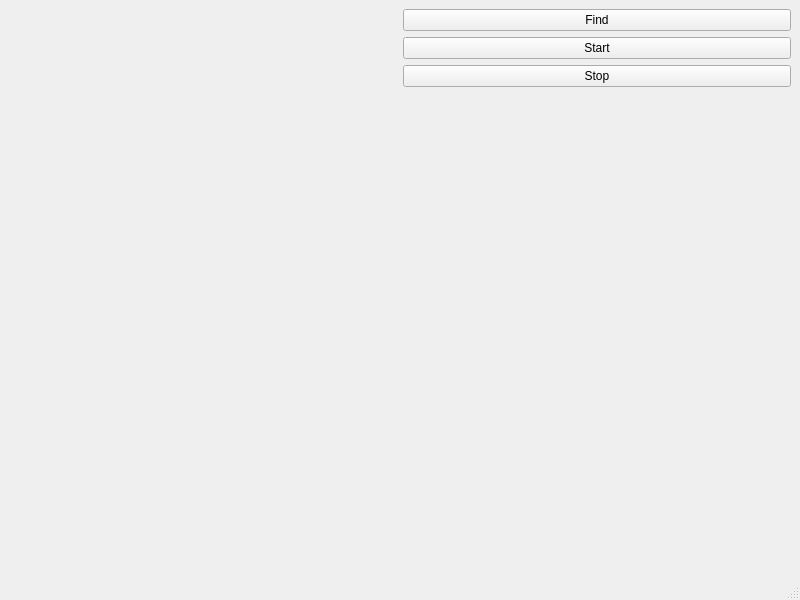
Old version of the form ui/main_window.ui in the repository mcsltd/mcs-inRat-monitor.
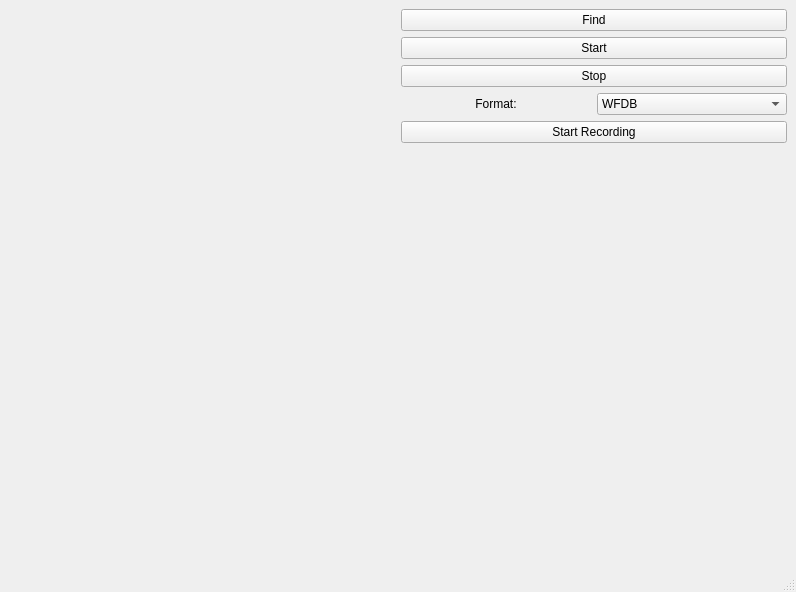
New version of the form. Custom widgets are drawn as their Qt base class.

Commit message: feature(storage): update ui

The edit to the form file:
```diff
--- a/ui/main_window.ui
+++ b/ui/main_window.ui
@@ -6,8 +6,8 @@
    <rect>
     <x>0</x>
     <y>0</y>
-    <width>800</width>
-    <height>600</height>
+    <width>796</width>
+    <height>592</height>
    </rect>
   </property>
   <property name="windowTitle">
@@ -45,6 +45,41 @@
         </property>
        </widget>
       </item>
+      <item>
+       <layout class="QHBoxLayout" name="horizontalLayout_2">
+        <item>
+         <widget class="QLabel" name="label">
+          <property name="text">
+           <string>Format:</string>
+          </property>
+          <property name="alignment">
+           <set>Qt::AlignmentFlag::AlignCenter</set>
+          </property>
+         </widget>
+        </item>
+        <item>
+         <widget class="QComboBox" name="comboBoxFormat">
+          <item>
+           <property name="text">
+            <string>WFDB</string>
+           </property>
+          </item>
+          <item>
+           <property name="text">
+            <string>EDF</string>
+           </property>
+          </item>
+         </widget>
+        </item>
+       </layout>
+      </item>
+      <item>
+       <widget class="QPushButton" name="pushButtonRecording">
+        <property name="text">
+         <string>Start Recording</string>
+        </property>
+       </widget>
+      </item>
       <item>
        <spacer name="verticalSpacer">
         <property name="orientation">
```
Left out of the diff: 6 changed lines with no effect on the pictures. The commit also changes 1 other file.
